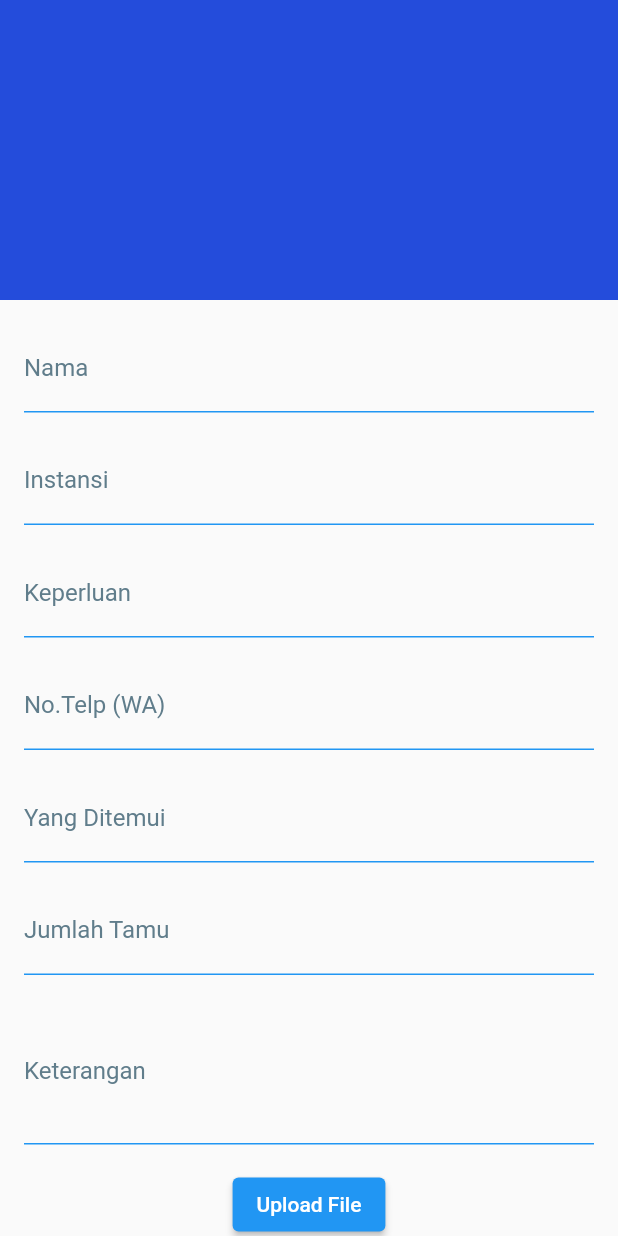
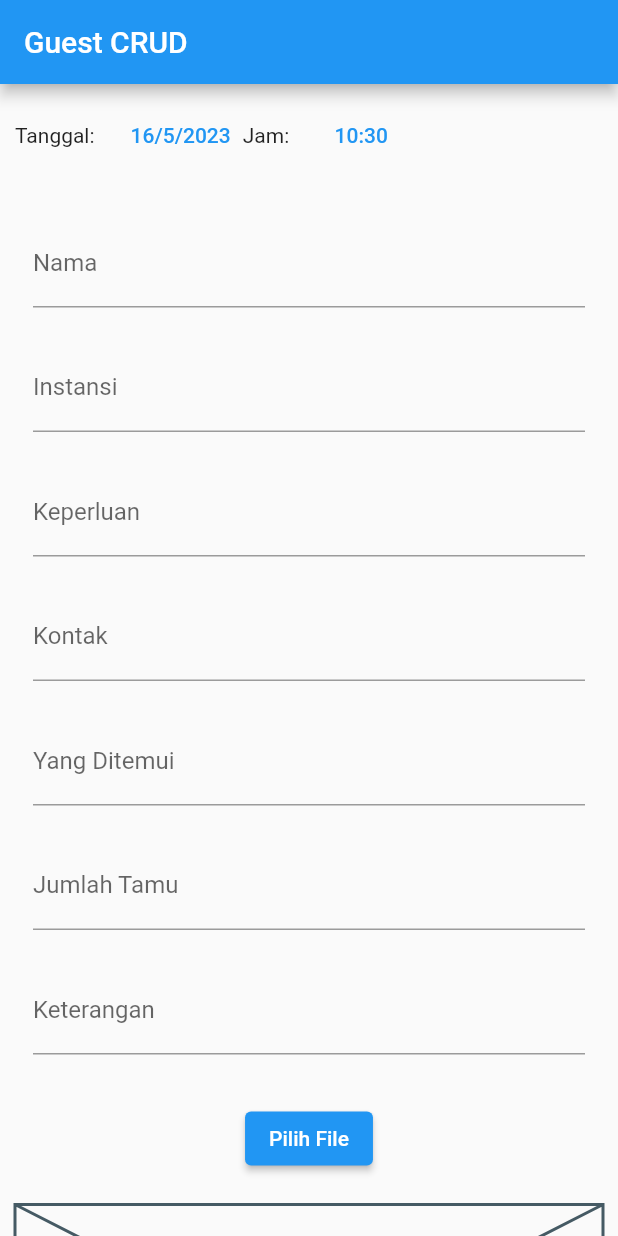
Before and after one commit to mryaomink/bukutamu_digi, a Flutter app: the screen it shows after launch, on a phone screen of 412 x 824 dp. Run offline on Flutter 3.47's test engine with Material 2 defaults, Android fonts, the light colour scheme and no system bars; our stand-ins replace cloud_firestore, file_picker, firebase_core, firebase_storage; missing offline and left inert: dart:html, flutter_flushbar; accounts and stored records are empty.

Commit message:
tambah timestamp dan filter

```diff
--- a/lib/main.dart
+++ b/lib/main.dart
@@ -1,7 +1,6 @@
+import 'package:buku_tamudigi/pages/guest_form.dart';
 import 'package:flutter/material.dart';
 import 'package:firebase_core/firebase_core.dart';
-
-import 'pages/yao_input.dart';
 
 Future<void> main() async {
   WidgetsFlutterBinding.ensureInitialized();
@@ -23,11 +22,12 @@ class MyApp extends StatelessWidget {
   @override
   Widget build(BuildContext context) {
     return MaterialApp(
-        debugShowCheckedModeBanner: false,
-        title: 'Buku Tamu Digital',
-        theme: ThemeData(
-          brightness: Brightness.light,
-        ),
-        home: const YaoInput());
+      debugShowCheckedModeBanner: false,
+      title: 'Buku Tamu Digital',
+      theme: ThemeData(
+        brightness: Brightness.light,
+      ),
+      home: const GuestForm(),
+    );
   }
 }
--- /dev/null
+++ b/lib/pages/guest_form.dart
@@ -0,0 +1,305 @@
+import 'package:buku_tamudigi/pages/guest_data.dart';
+import 'package:buku_tamudigi/pages/yao_filter.dart';
+import 'package:cloud_firestore/cloud_firestore.dart';
+import 'package:firebase_storage/firebase_storage.dart';
+import 'package:flutter/material.dart';
+// ignore: avoid_web_libraries_in_flutter
+import 'dart:html' as html;
+import 'package:flutter_flushbar/flutter_flushbar.dart';
+
+Future<void> simpanData(String nama, imgUrl, instansi, keperluan, kontak,
+    ditemui, jumlah, keterangan, DateTime tanggal) async {
+  FirebaseFirestore firestore = FirebaseFirestore.instance;
+  DocumentReference myRef = firestore.collection('myguest').doc();
+  await myRef.set(
+    {
+      'name': nama,
+      'imgUrl': imgUrl,
+      'instansi': instansi,
+      'keperluan': keperluan,
+      'No.Telp': kontak,
+      'ditemui': ditemui,
+      'jumlah tamu': jumlah,
+      'keterangan': keterangan,
+      'tanggal': Timestamp.fromDate(tanggal),
+    },
+  );
+}
+
+Future<String> uploadImage(html.File imgFile) async {
+  FirebaseStorage storage = FirebaseStorage.instance;
+  Reference ref = storage.ref().child('gambar/${DateTime.now().toString()}');
+  UploadTask uploadTask = ref.putBlob(imgFile);
+  TaskSnapshot taskSnapshot = await uploadTask;
+  String imgUrl = await taskSnapshot.ref.getDownloadURL();
+  return imgUrl;
+}
+
+class GuestForm extends StatefulWidget {
+  const GuestForm({super.key});
+
+  @override
+  State<GuestForm> createState() => _GuestFormState();
+}
+
+class _GuestFormState extends State<GuestForm> {
+  html.File? _imageFile;
+  TextEditingController namaC = TextEditingController();
+  TextEditingController instansiC = TextEditingController();
+  TextEditingController keperluanC = TextEditingController();
+  TextEditingController kontakC = TextEditingController();
+  TextEditingController ditemuiC = TextEditingController();
+  TextEditingController jumlahC = TextEditingController();
+  TextEditingController keteranganC = TextEditingController();
+  DateTime _selectedDate = DateTime.now();
+
+  Future<void> ambilGambar() async {
+    html.FileUploadInputElement uploadInput = html.FileUploadInputElement();
+    uploadInput.click();
+
+    uploadInput.onChange.listen((event) {
+      final file = uploadInput.files!.first;
+      setState(() {
+        _imageFile = file;
+      });
+    });
+  }
+
+  Future<void> simpan() async {
+    String nama = namaC.text;
+    String instansi = instansiC.text;
+    String keperluan = keperluanC.text;
+    String kontak = kontakC.text;
+    String ditemui = ditemuiC.text;
+    String jumlah = jumlahC.text;
+    String keterangan = keteranganC.text;
+    String imgUrl = await uploadImage(_imageFile!);
+    await simpanData(nama, imgUrl, instansi, keperluan, kontak, ditemui, jumlah,
+        keterangan, _selectedDate);
+    namaC.clear();
+    instansiC.clear();
+    keperluanC.clear();
+    kontakC.clear();
+    ditemuiC.clear();
+    jumlahC.clear();
+    keteranganC.clear();
+
+    setState(() {
+      _imageFile = null;
+    });
+    _showSuccessNotification();
+  }
+
+  void _showSuccessNotification() {
+    Flushbar(
+      flushbarPosition: FlushbarPosition.TOP,
+      backgroundColor: Colors.green,
+      duration: const Duration(seconds: 3),
+      titleText: const Text(
+        "Data Berhasil Disimpan",
+        style: TextStyle(
+            fontWeight: FontWeight.bold,
+            fontSize: 20.0,
+            color: Colors.white,
+            fontFamily: "ShadowsIntoLightTwo"),
+      ),
+      messageText: const Text(
+        "Terima Kasih Atas kunjungannya,Semoga Hari anda Menyenangkan",
+        style: TextStyle(
+            fontSize: 16.0,
+            color: Colors.white,
+            fontFamily: "ShadowsIntoLightTwo"),
+      ),
+    ).show(context);
+  }
+
+  @override
+  Widget build(BuildContext context) {
+    return Scaffold(
+      appBar: AppBar(
+        title: const Text("Guest CRUD"),
+        actions: const [],
+      ),
+      body: SingleChildScrollView(
+        child: Container(
+          padding: const EdgeInsets.all(10.0),
+          child: Column(
+            children: [
+              Row(
+                mainAxisAlignment: MainAxisAlignment.start,
+                children: [
+                  const Text('Tanggal:'),
+                  const SizedBox(width: 16.0),
+                  TextButton(
+                    onPressed: () async {
+                      DateTime? picked = await showDatePicker(
+                        context: context,
+                        initialDate: _selectedDate,
+                        firstDate: DateTime(2000),
+                        lastDate: DateTime(2100),
+                      );
+                      if (picked != null) {
+                        setState(() {
+                          _selectedDate = DateTime(
+                            picked.year,
+                            picked.month,
+                            picked.day,
+                            _selectedDate.hour,
+                            _selectedDate.minute,
+                          );
+                        });
+                      }
+                    },
+                    child: Text(
+                      '${_selectedDate.day}/${_selectedDate.month}/${_selectedDate.year}',
+                    ),
+                  ),
+                  const Text('Jam:'),
+                  const SizedBox(width: 16.0),
+                  TextButton(
+                    onPressed: () async {
+                      TimeOfDay? picked = await showTimePicker(
+                        context: context,
+                        initialTime: TimeOfDay.fromDateTime(_selectedDate),
+                      );
+                      if (picked != null) {
+                        setState(() {
+                          _selectedDate = DateTime(
+                            _selectedDate.year,
+                            _selectedDate.month,
+                            _selectedDate.day,
+                            picked.hour,
+                            picked.minute,
+                          );
+                        });
+                      }
+                    },
+                    child: Text(
+                      '${_selectedDate.hour}:${_selectedDate.minute}',
+                    ),
+                  ),
+                ],
+              ),
+              const SizedBox(
+                height: 20.0,
+              ),
+              Container(
+                  padding: const EdgeInsets.all(12),
+                  margin: const EdgeInsets.only(),
+                  child: TextField(
+                    controller: namaC,
+                    decoration: const InputDecoration(
+                      labelText: 'Nama',
+                    ),
+                  )),
+              Container(
+                  padding: const EdgeInsets.all(12),
+                  margin: const EdgeInsets.only(),
+                  child: TextField(
+                    controller: instansiC,
+                    decoration: const InputDecoration(
+                      labelText: 'Instansi',
+                    ),
+                  )),
+              Container(
+                  padding: const EdgeInsets.all(12),
+                  margin: const EdgeInsets.only(),
+                  child: TextField(
+                    controller: keperluanC,
+                    decoration: const InputDecoration(
+                      labelText: 'Keperluan',
+                    ),
+                  )),
+              Container(
+                  padding: const EdgeInsets.all(12),
+                  margin: const EdgeInsets.only(),
+                  child: TextField(
+                    controller: kontakC,
+                    decoration: const InputDecoration(
+                      labelText: 'Kontak',
+                    ),
+                  )),
+              Container(
+                  padding: const EdgeInsets.all(12),
+                  margin: const EdgeInsets.only(),
+                  child: TextField(
+                    controller: ditemuiC,
+                    decoration: const InputDecoration(
+                      labelText: 'Yang Ditemui',
+                    ),
+                  )),
+              Container(
+                  padding: const EdgeInsets.all(12),
+                  margin: const EdgeInsets.only(),
+                  child: TextField(
+                    controller: jumlahC,
+                    decoration: const InputDecoration(
+                      labelText: 'Jumlah Tamu',
+                    ),
+                  )),
+              Container(
+                  padding: const EdgeInsets.all(12),
+                  margin: const EdgeInsets.only(),
+                  child: TextField(
+                    controller: keteranganC,
+                    decoration: const InputDecoration(
+                      labelText: 'Keterangan',
+                    ),
+                  )),
+              const SizedBox(
+                height: 20.0,
+              ),
+              ElevatedButton(
+                onPressed: ambilGambar,
+                child: const Text('Pilih File'),
+              ),
+              const SizedBox(
+                height: 20.0,
+              ),
+              _imageFile != null
+                  ? Image.network(html.Url.createObjectUrlFromBlob(_imageFile!))
+                  : const Placeholder(
+                      fallbackHeight: 200.0,
+                    ),
+              const SizedBox(
+                height: 16.0,
+              ),
+              SizedBox(
+                width: double.infinity,
+                height: 50.0,
+                child: ElevatedButton(
+                  style: ElevatedButton.styleFrom(
+                    backgroundColor: Colors.green,
+                  ),
+                  onPressed: simpan,
+                  child: const Text("Simpan"),
+                ),
+              ),
+              const SizedBox(
+                height: 20.0,
+              ),
+              SizedBox(
+                width: double.infinity,
+                height: 50.0,
+                child: ElevatedButton(
+                  style: ElevatedButton.styleFrom(
+                    backgroundColor: Colors.blueGrey,
+                  ),
+                  onPressed: () {
+                    Navigator.push(
+                      context,
+                      MaterialPageRoute(
+                        builder: (context) => const YaoFilter(),
+                      ),
+                    );
+                  },
+                  child: const Text("Tampilkan Data"),
+                ),
+              ),
+            ],
+          ),
+        ),
+      ),
+    );
+  }
+}
```
Also changed, not shown: lib/pages/guest_dash.dart (added, +57 -0 lines), lib/pages/guest_data.dart (added, +94 -0 lines), lib/pages/yao_filter.dart (added, +151 -0 lines), lib/pages/yao_input.dart (+7 -5 lines), pubspec.yaml (+8 -15 lines), pubspec.lock.
